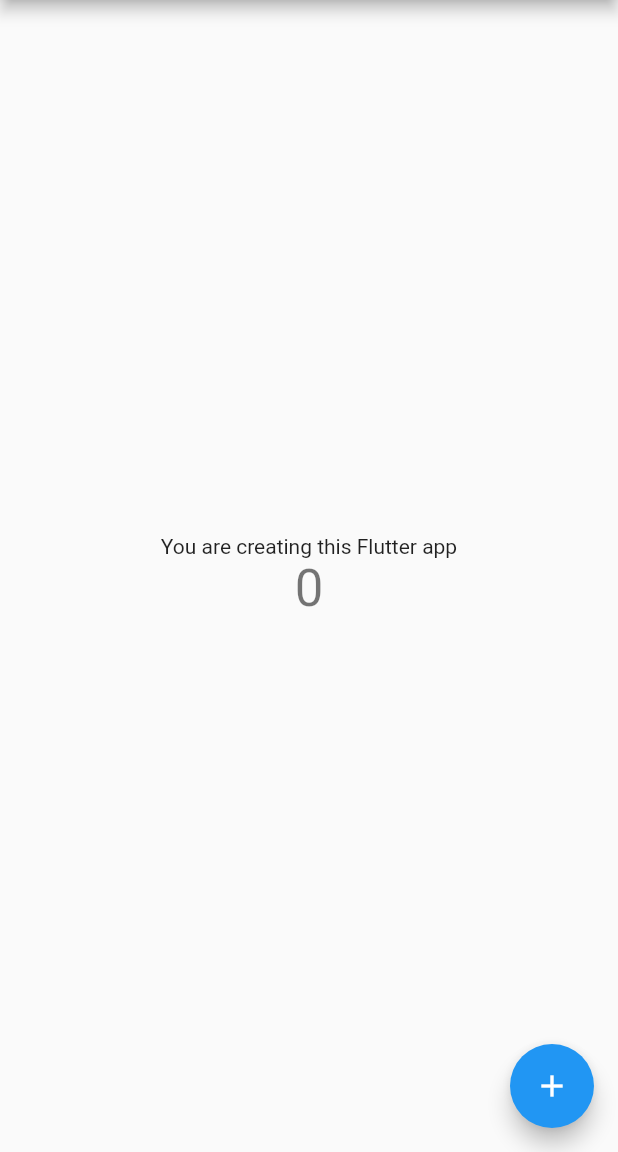
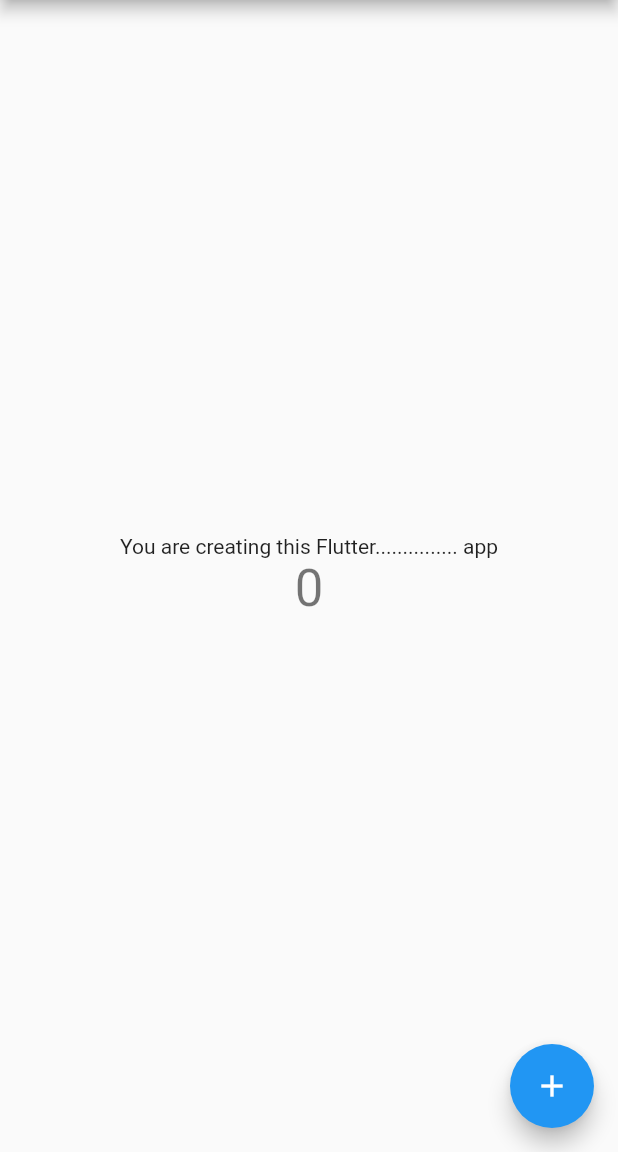
Before and after one commit to gazialankus/git_workshop_july_2021, a Flutter app: the screen it shows after launch, on a phone screen of 412 x 824 dp, the part 84-1236 px from its top. Run offline on Flutter 3.47's test engine with Material 2 defaults, Android fonts, the phone set to English and light mode, and no system bars.

Commit message:
Added some dots

```diff
--- a/lib/ui/my_home_page.dart
+++ b/lib/ui/my_home_page.dart
@@ -36,7 +36,7 @@ class _MyHomePageState extends State<MyHomePage> {
           mainAxisAlignment: MainAxisAlignment.center,
           children: <Widget>[
             Text(
-              'You are creating this Flutter app',
+              'You are creating this Flutter............... app',
             ),
             Text(
               '$_counter',
```
